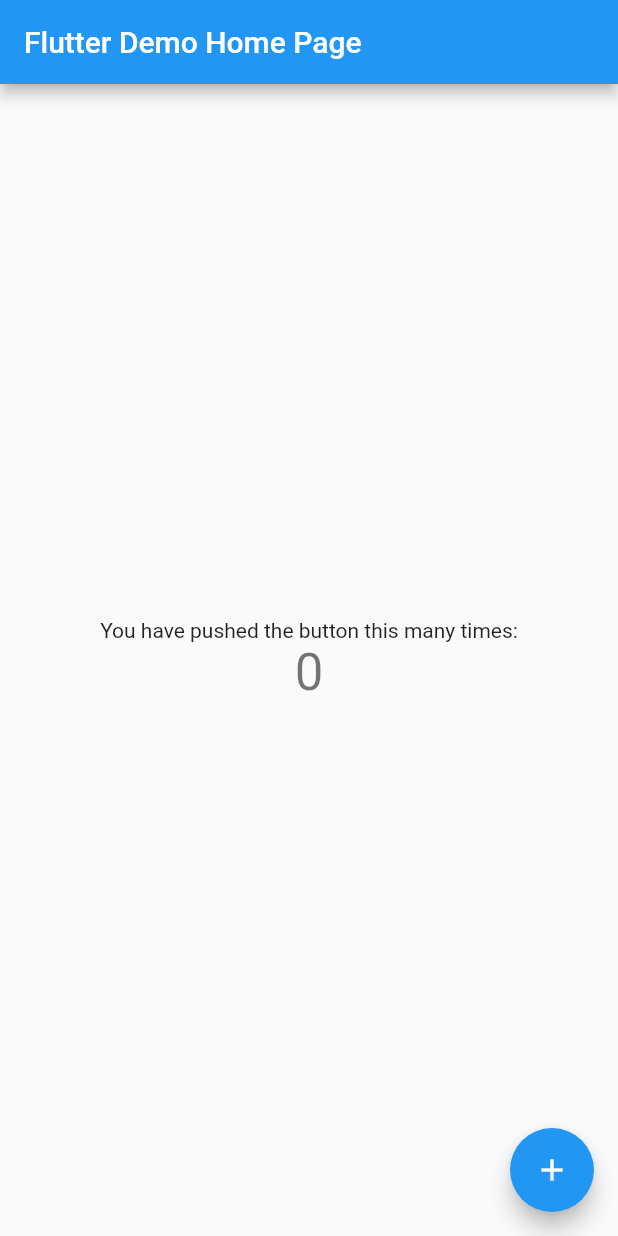
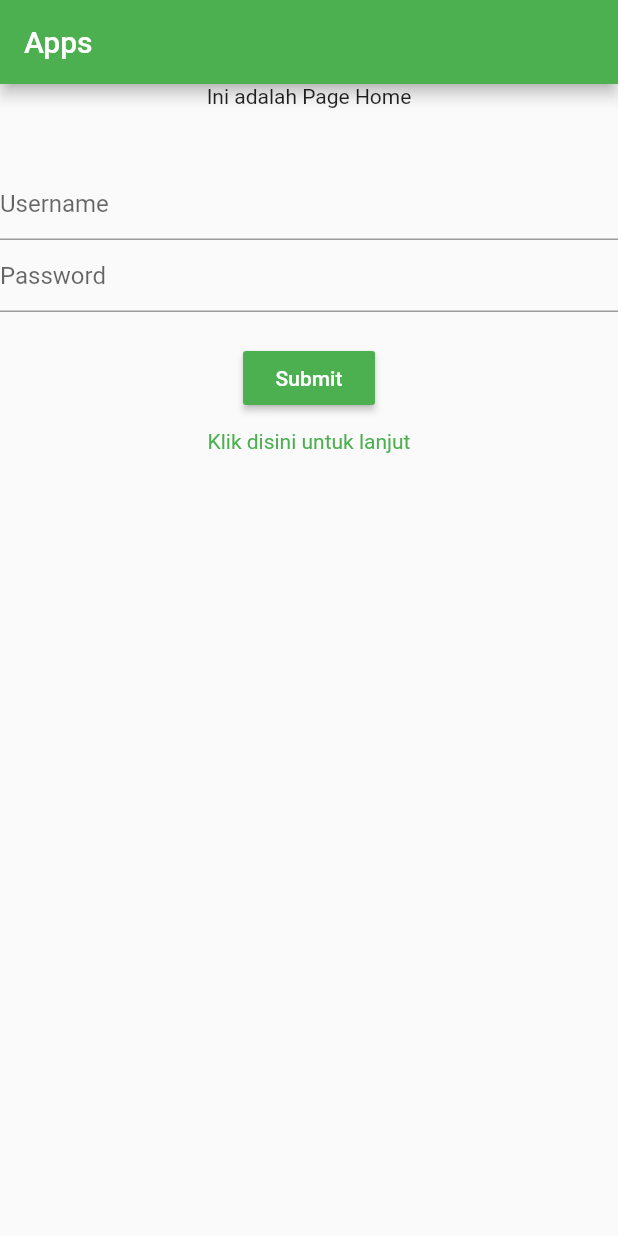
Before and after one commit to rizkipm/mentoring1-batch2, a Flutter app: the screen it shows after launch, on a phone screen of 412 x 824 dp. Run offline on Flutter 3.47's test engine with Material 2 defaults, Android fonts, the phone set to English and light mode, and no system bars.

Commit message:
materi week 1

```diff
--- a/week1_mentoring/lib/main.dart
+++ b/week1_mentoring/lib/main.dart
@@ -1,4 +1,5 @@
 import 'package:flutter/material.dart';
+import 'package:week1_mentoring/ui_page/Page2View.dart';
 
 void main() {
   runApp(MyApp());
@@ -26,92 +27,103 @@ class MyApp extends StatelessWidget {
         // closer together (more dense) than on mobile platforms.
         visualDensity: VisualDensity.adaptivePlatformDensity,
       ),
-      home: MyHomePage(title: 'Flutter Demo Home Page'),
+      home: PageHome(), debugShowCheckedModeBanner: false,
     );
   }
 }
 
-class MyHomePage extends StatefulWidget {
-  MyHomePage({Key key, this.title}) : super(key: key);
+//stateless : view view view (button, text)
+//statefull
+// number 1, number 2,
 
-  // This widget is the home page of your application. It is stateful, meaning
-  // that it has a State object (defined below) that contains fields that affect
-  // how it looks.
-
-  // This class is the configuration for the state. It holds the values (in this
-  // case the title) provided by the parent (in this case the App widget) and
-  // used by the build method of the State. Fields in a Widget subclass are
-  // always marked "final".
-
-  final String title;
-
-  @override
-  _MyHomePageState createState() => _MyHomePageState();
-}
-
-class _MyHomePageState extends State<MyHomePage> {
-  int _counter = 0;
-
-  void _incrementCounter() {
-    setState(() {
-      // This call to setState tells the Flutter framework that something has
-      // changed in this State, which causes it to rerun the build method below
-      // so that the display can reflect the updated values. If we changed
-      // _counter without calling setState(), then the build method would not be
-      // called again, and so nothing would appear to happen.
-      _counter++;
-    });
-  }
-
+class PageHome extends StatelessWidget {
   @override
   Widget build(BuildContext context) {
-    // This method is rerun every time setState is called, for instance as done
-    // by the _incrementCounter method above.
-    //
-    // The Flutter framework has been optimized to make rerunning build methods
-    // fast, so that you can just rebuild anything that needs updating rather
-    // than having to individually change instances of widgets.
     return Scaffold(
       appBar: AppBar(
-        // Here we take the value from the MyHomePage object that was created by
-        // the App.build method, and use it to set our appbar title.
-        title: Text(widget.title),
+        title: Text('Apps'),
+        backgroundColor: Colors.green,
       ),
-      body: Center(
-        // Center is a layout widget. It takes a single child and positions it
-        // in the middle of the parent.
-        child: Column(
-          // Column is also a layout widget. It takes a list of children and
-          // arranges them vertically. By default, it sizes itself to fit its
-          // children horizontally, and tries to be as tall as its parent.
-          //
-          // Invoke "debug painting" (press "p" in the console, choose the
-          // "Toggle Debug Paint" action from the Flutter Inspector in Android
-          // Studio, or the "Toggle Debug Paint" command in Visual Studio Code)
-          // to see the wireframe for each widget.
-          //
-          // Column has various properties to control how it sizes itself and
-          // how it positions its children. Here we use mainAxisAlignment to
-          // center the children vertically; the main axis here is the vertical
-          // axis because Columns are vertical (the cross axis would be
-          // horizontal).
-          mainAxisAlignment: MainAxisAlignment.center,
-          children: <Widget>[
-            Text(
-              'You have pushed the button this many times:',
+
+      body: Column(
+        children: <Widget>[
+          Container(
+            child: Text('Ini adalah Page Home'),
+          ),
+          SizedBox(height: 40,),
+          TextFormField(
+            decoration: InputDecoration(
+              hintText: 'Username'
             ),
-            Text(
-              '$_counter',
-              style: Theme.of(context).textTheme.headline4,
+          ),
+          TextFormField(
+            obscureText: true,
+            decoration: InputDecoration(
+                hintText: 'Password'
             ),
-          ],
-        ),
-      ),
-      floatingActionButton: FloatingActionButton(
-        onPressed: _incrementCounter,
-        tooltip: 'Increment',
-        child: Icon(Icons.add),
-      ), // This trailing comma makes auto-formatting nicer for build methods.
+          ),
+
+          SizedBox(height: 20,),
+          MaterialButton(
+            color: Colors.green,//properti
+            textColor: Colors.white, //propert
+
+            onPressed: (){
+
+            },
+            child: Text('Submit'),
+          ),
+
+          Container(
+            //padding : ngasih jarak widget
+            //sizebox : satu widget
+            //margin :
+            padding: EdgeInsets.all(10),
+            child: InkWell(
+              child: Text('Klik disini untuk lanjut', style: TextStyle(color: Colors.green),),
+              onTap: (){
+                Navigator.push(context, MaterialPageRoute(builder: (context)=> PageKedua()));
+              },
+            ),
+          )
+
+        ],
+      )
     );
   }
 }
+
+
+class Page2 extends StatefulWidget {
+
+  @override
+  _Page2State createState() => _Page2State();
+}
+
+class _Page2State extends State<Page2> {
+  @override
+  Widget build(BuildContext context) {
+    return Scaffold(
+      appBar: AppBar(
+        title: Text('ini Page ke '),
+      ),
+    );
+  }
+}
+
+
+//child : text, image, button
+//children : listview, row, column
+
+//widget button : flat button, material button, raised button
+//image, text
+//agar bisa d klik : Inkwell, GestureDetector,
+//perbedaan properti dan widget
+
+//properti : di awali dengan huruf kecil
+//widget : di awali huruf besar
+//
+
+//Navigator : intinya perpindahan page halaman
+//push : dari class A ke class B
+//pop : dari class B ke class A
```
Also changed, not shown: week1_mentoring/lib/ui_page/Page2View.dart (added, +40 -0 lines), week1_mentoring/lib/ui_page/Page3View.dart (added).
